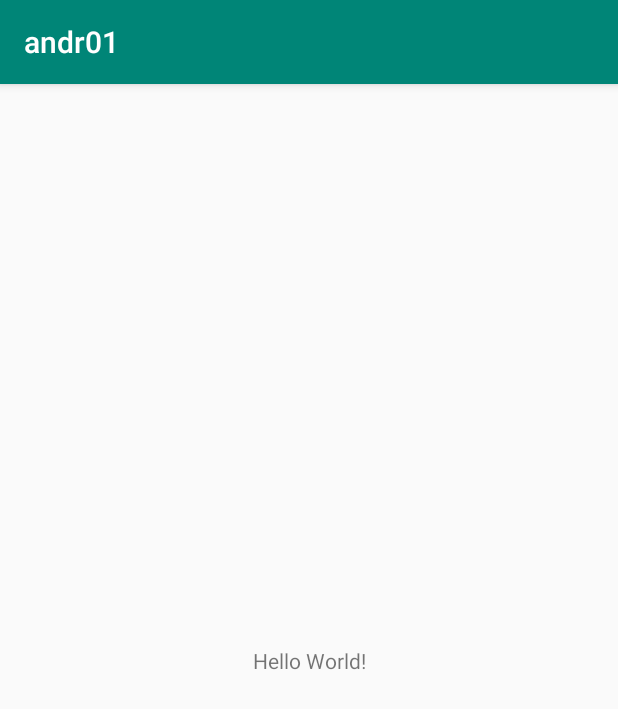
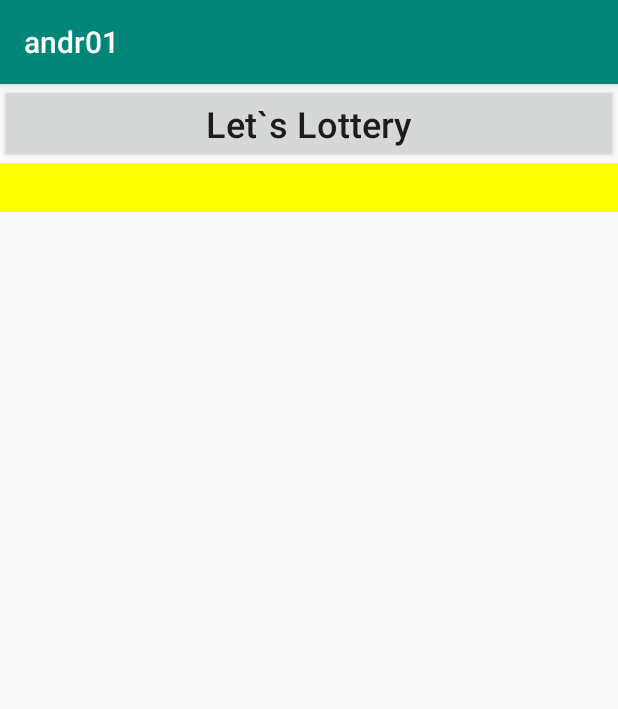
Before and after one commit to AasvogelHsu/Androidcode, an Android app: the screen it shows after launch (MainActivity), on a phone screen of 412 x 824 dp. Shown: the top 709 px of the screen. Run offline under Robolectric (Android 15) with nearby library versions, the phone set to English and light mode, and no system bars.

Commit message:
first commit 201907211256

```diff
--- a/app/src/main/java/com/iii/aspart01/MainActivity.java
+++ b/app/src/main/java/com/iii/aspart01/MainActivity.java
@@ -3,12 +3,28 @@ package com.iii.aspart01;
 import androidx.appcompat.app.AppCompatActivity;
 
 import android.os.Bundle;
+import android.util.Log;
+import android.view.View;
+import android.widget.Button;
+import android.widget.TextView;
 
 public class MainActivity extends AppCompatActivity {
-
+    private Button btnlot;
+    private TextView lottext;
     @Override
     protected void onCreate(Bundle savedInstanceState) {
         super.onCreate(savedInstanceState);
         setContentView(R.layout.activity_main);
+
+    btnlot = findViewById(R.id.btn_lottery);
+    lottext = findViewById(R.id.lottery_text);
+
+    btnlot.setOnClickListener(new View.OnClickListener() {
+        @Override
+        public void onClick(View view) {
+            Log.v("b1","ok");
+        }
+    });
+
     }
 }
--- a/app/src/main/res/layout/activity_main.xml
+++ b/app/src/main/res/layout/activity_main.xml
@@ -1,18 +1,30 @@
 <?xml version="1.0" encoding="utf-8"?>
-<androidx.constraintlayout.widget.ConstraintLayout xmlns:android="http://schemas.android.com/apk/res/android"
+<LinearLayout xmlns:android="http://schemas.android.com/apk/res/android"
     xmlns:app="http://schemas.android.com/apk/res-auto"
     xmlns:tools="http://schemas.android.com/tools"
     android:layout_width="match_parent"
     android:layout_height="match_parent"
+    android:orientation="vertical"
     tools:context=".MainActivity">
 
+    <Button
+        android:id="@+id/btn_lottery"
+        android:layout_width="match_parent"
+        android:layout_height="wrap_content"
+        android:text="Let`s Lottery"
+        android:textAllCaps="false"
+        android:textSize="24sp"
+        />
+
     <TextView
-        android:layout_width="wrap_content"
+        android:id="@+id/lottery_text"
+        android:layout_width="match_parent"
         android:layout_height="wrap_content"
-        android:text="Hello World!"
-        app:layout_constraintBottom_toBottomOf="parent"
-        app:layout_constraintLeft_toLeftOf="parent"
-        app:layout_constraintRight_toRightOf="parent"
-        app:layout_constraintTop_toTopOf="parent" />
+        android:gravity="center"
+        android:background="#ff0"
+        android:textSize="24sp"
+        />
 
-</androidx.constraintlayout.widget.ConstraintLayout>
+
+
+</LinearLayout>
```
